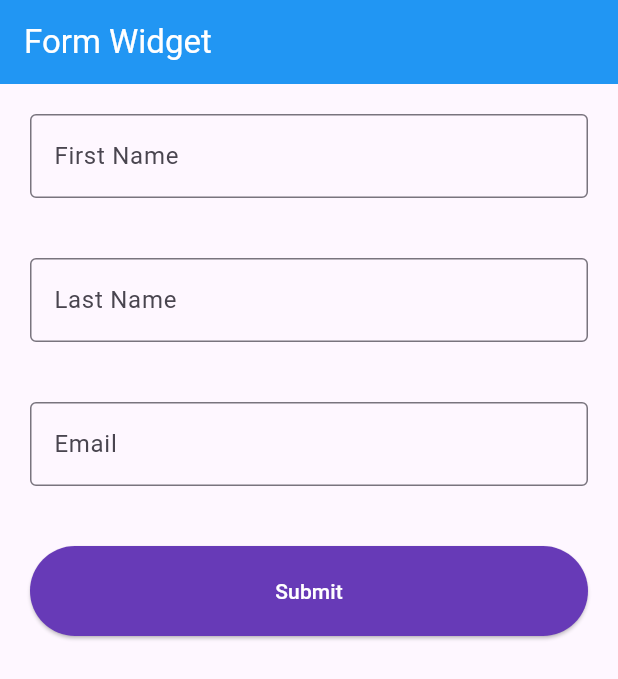
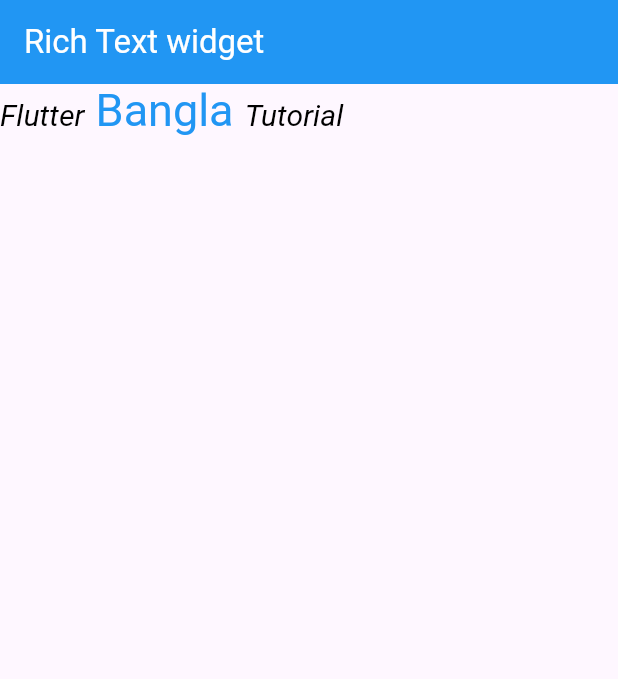
Before and after one commit to mahmud5658/flutter_widgets, a Flutter app: the screen it shows after launch, on a phone screen of 412 x 824 dp. Shown: the top 679 px of the screen. Run offline on Flutter 3.47's test engine with Material 3 defaults, Android fonts, the phone set to English and light mode, and no system bars.

Commit message:
flutter widget

```diff
--- a/lib/main.dart
+++ b/lib/main.dart
@@ -1,5 +1,5 @@
 import 'package:flutter/material.dart';
-import 'package:flutter_widget/widgets/form.dart';
+import 'package:flutter_widget/widgets/richtext.dart';
 
 void main() {
   runApp(const MyApp());
@@ -16,7 +16,7 @@
         primarySwatch: Colors.blue,
       ),
       // darkTheme: ThemeData(primarySwatch: Colors.amber),
-      home: const FormWidget(),
+      home: const RichTextWidget(),
     );
   }
 }
--- /dev/null
+++ b/lib/widgets/richtext.dart
@@ -0,0 +1,40 @@
+import 'package:flutter/material.dart';
+
+class RichTextWidget extends StatelessWidget {
+  const RichTextWidget({super.key});
+
+  @override
+  Widget build(BuildContext context) {
+    return SafeArea(
+      child: Scaffold(
+        appBar: AppBar(
+          backgroundColor: Colors.blue,
+          title: const Text(
+            "Rich Text widget",
+            style: TextStyle(color: Colors.white),
+          ),
+        ),
+        body: SafeArea(
+          child: RichText(
+            text: const TextSpan(
+                text: "Flutter",
+                style: TextStyle(
+                    color: Colors.black,
+                    fontSize: 20,
+                    fontStyle: FontStyle.italic),
+                children: [
+                  TextSpan(
+                    text: " Bangla ",
+                    style: TextStyle(
+                        color: Colors.blue,
+                        fontSize: 30,
+                        fontStyle: FontStyle.normal),
+                  ),
+                  TextSpan(text: "Tutorial"),
+                ]),
+          ),
+        ),
+      ),
+    );
+  }
+}
```
